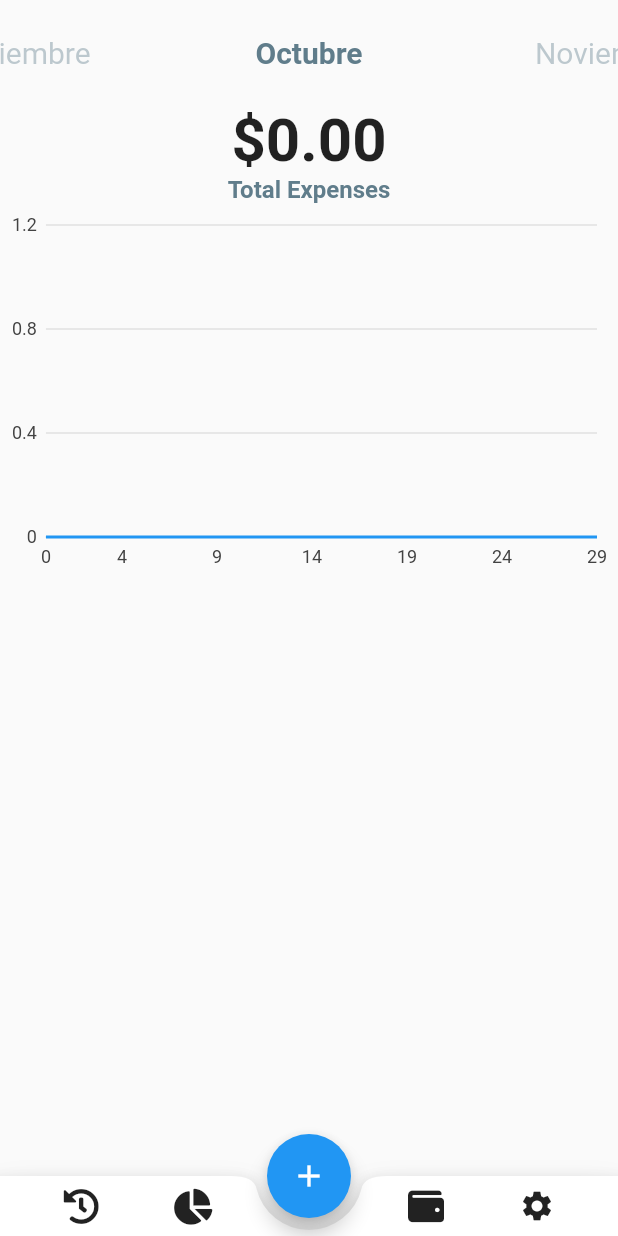
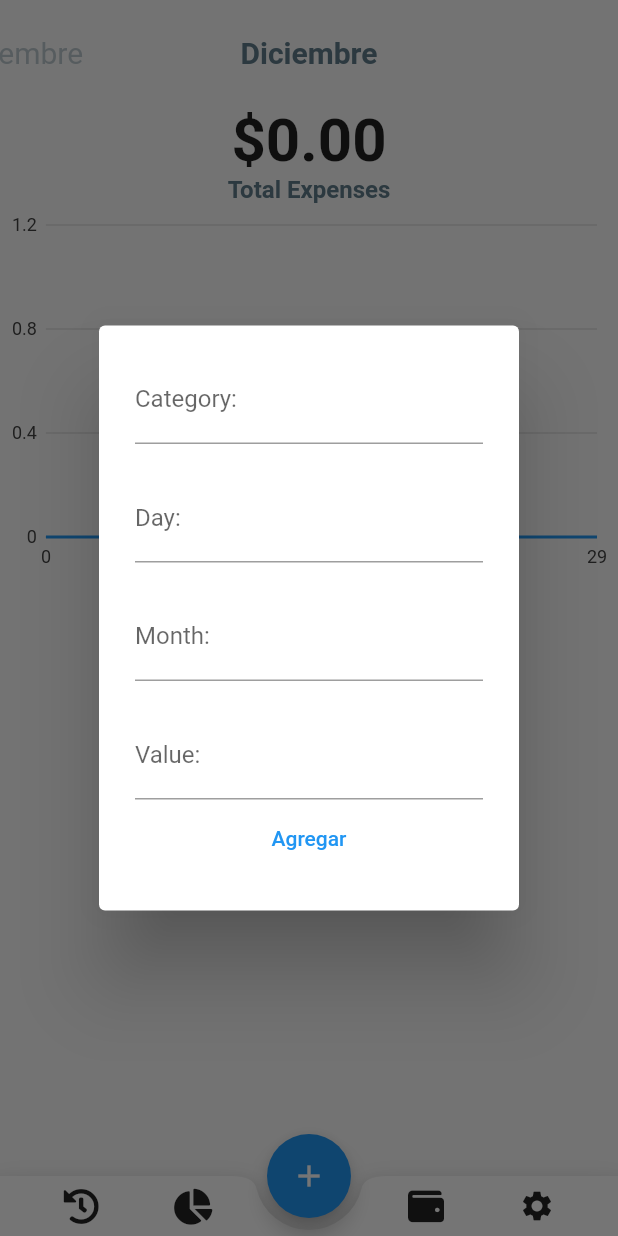
Before and after one commit to Mdandre/app_control_gastos, a Flutter app: the screen it shows after launch, after a tap on the "add" icon, on a phone screen of 412 x 824 dp. Run offline on Flutter 3.47's test engine with Material 2 defaults, Android fonts, the phone set to English and light mode, and no system bars; our stand-ins replace charts_flutter, cloud_firestore, firebase_core, font_awesome_flutter; missing offline and left inert: cloud_firestore_web, firebase_core_web; accounts and stored records are empty.

Commit message:
06-12-2021

```diff
--- a/lib/main.dart
+++ b/lib/main.dart
@@ -37,7 +37,7 @@
 
 class _HomePageState extends State<HomePage> {
   PageController? _pageController;
-  int currentPage = 9;
+  int currentPage = DateTime.now().month;
   late Stream<QuerySnapshot<Object?>> _query;
 
   @override
@@ -49,7 +49,10 @@
       viewportFraction: 0.4,
     );
 
-    _query = FirebaseFirestore.instance.collection('expenses').where("month", isEqualTo: currentPage +1).snapshots();
+    _query = FirebaseFirestore.instance
+        .collection('expenses')
+        .where("month", isEqualTo: currentPage + 1)
+        .snapshots();
   }
 
   @override
@@ -85,7 +88,9 @@
       floatingActionButtonLocation: FloatingActionButtonLocation.centerDocked,
       floatingActionButton: FloatingActionButton(
         child: Icon(Icons.add),
-        onPressed: () {},
+        onPressed: () {
+          _newDocument(context);
+        },
       ),
       body: _body(),
     );
@@ -103,7 +108,8 @@
                 if (data.hasData) {
                   print(_query);
                   return month_widget(
-                  documents:data.data!.docs.toList()
+                    documents: data.data!.docs.toList(),
+                    month: currentPage,
                   );
                 } else {
                   return CircularProgressIndicator();
@@ -148,8 +154,10 @@
         onPageChanged: (newPage) {
           setState(() {
             currentPage = newPage;
-            _query =
-                FirebaseFirestore.instance.collection('expenses').where("month", isEqualTo: currentPage +1).snapshots();
+            _query = FirebaseFirestore.instance
+                .collection('expenses')
+                .where("month", isEqualTo: currentPage + 1)
+                .snapshots();
           });
         },
         controller: _pageController,
@@ -171,3 +179,110 @@
     );
   }
 }
+
+Future<void> _newDocument(BuildContext context) {
+  var _category, _day, _month, _value;
+  return showDialog(
+      context: context,
+      builder: (context) {
+        return AlertDialog(
+          content: SingleChildScrollView(
+            child: ListBody(
+              children: <Widget>[
+                GestureDetector(
+                  child: TextFormField(
+                    decoration: const InputDecoration(
+                      labelText: "Category:",
+                    ),
+                    //  obscureText: true,
+                    controller: _category,
+                    onSaved: (category) {
+                      _category = category;
+                    },
+                  ),
+                ),
+                const Padding(
+                  padding: EdgeInsets.all(10.0),
+                ),
+                GestureDetector(
+                  child: TextFormField(
+                    decoration: const InputDecoration(
+                      labelText: "Day:",
+                    ),
+                    // obscureText: true,
+                    controller: _day,
+                    onSaved: (day) {
+                      _day = day;
+                    },
+                  ),
+                ),
+                const Padding(
+                  padding: EdgeInsets.all(10.0),
+                ),
+                GestureDetector(
+                  child: TextFormField(
+                    decoration: const InputDecoration(
+                      labelText: "Month:",
+                    ),
+                    //obscureText: true,
+                    controller: _month,
+                    onSaved: (month) {
+                      _month = month;
+                    },
+                  ),
+                ),
+                const Padding(
+                  padding: EdgeInsets.all(10.0),
+                ),
+                GestureDetector(
+                  child: TextFormField(
+                    decoration: const InputDecoration(
+                      labelText: "Value:",
+                    ),
+                    //obscureText: true,
+                    controller: _value,
+                    onSaved: (value) {
+                      _value = value;
+                    },
+                  ),
+                ),
+                const Padding(
+                  padding: EdgeInsets.all(1.0),
+                ),
+
+                ///
+                GestureDetector(
+                    child: TextButton(
+                  style: TextButton.styleFrom(
+                    shape: RoundedRectangleBorder(
+                      borderRadius: new BorderRadius.circular(3.0),
+                      // side: BorderSide(width: 1, color: GenommaColor.blue),
+                    ),
+                    //    padding: EdgeInsets.fromLTRB(  35.0, _sizes.height * 0.015, 35.0, _sizes.height * 0.015),
+                  ),
+                  onPressed: () {
+                    addGasto(_category, _day, _month, _value);
+                  },
+                  child: const Text(
+                    "Agregar",
+                    textAlign: TextAlign.center,
+                    // style: TextStyleExtension.roboto( color: GenommaColor.blue, weight: FontWeight.w600)),
+                  ),
+                ))
+
+                ///
+              ],
+            ),
+          ),
+          //--,
+        );
+      });
+}
+
+Future<void> addGasto(String category, int day, int month, double value) {
+  CollectionReference gasto = FirebaseFirestore.instance.collection('expenses');
+  return gasto
+      .add({'category': category, 'day': day, 'month': month, 'value': value})
+      .then((value) => print(" Added"))
+      .catchError((error) => print("Failed to add : $error"));
+}
--- a/lib/month_widget.dart
+++ b/lib/month_widget.dart
@@ -8,8 +8,8 @@
   final double total;
   final List<double> perDay;
   final Map<String, double> categories;
-
-  month_widget({Key? key, this.documents})
+  final int month;
+  month_widget({Key? key, this.documents, required this.month})
       : total =
             documents!.map((doc) => doc["value"]).fold(0.0, (a, b) => a + b),
         perDay = List.generate(30, (int index) {
@@ -102,6 +102,7 @@
         height: 250.0,
         child: GrapWidget(
           data: widget.perDay,
+          month: widget.month,
         ));
   }
 
--- a/lib/wraph_widget.dart
+++ b/lib/wraph_widget.dart
@@ -3,14 +3,15 @@
 
 class GrapWidget extends StatefulWidget {
   final List<double> data;
-  const GrapWidget({Key? key, required this.data}) : super(key: key);
+  final int month;
+  const GrapWidget({Key? key, required this.data, required this.month}) : super(key: key);
 
   @override
   _GrapWidgetState createState() => _GrapWidgetState();
 }
 
 class _GrapWidgetState extends State<GrapWidget> {
- _onSelectionChanged(SelectionModel model) {
+  _onSelectionChanged(SelectionModel model) {
     final selectedDatum = model.selectedDatum;
 
     var time;
```
Also changed, not shown: 2 other files.
